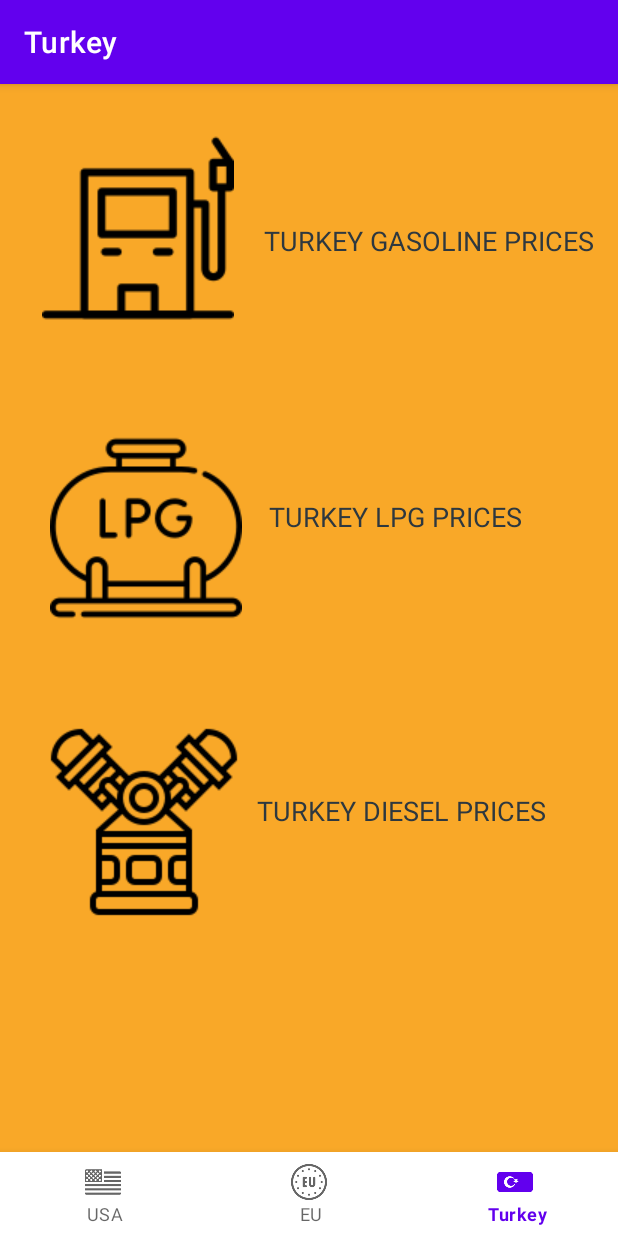
After one commit to ozancanguz/World-Gas-Prices, an Android app: the TrHomeFragment screen opened through its navigation route, on a phone screen of 412 x 824 dp. The commit adds this screen. Run offline under Robolectric (Android 15) with nearby library versions, the phone set to English and light mode, and no system bars; our stand-ins replace Dagger/Hilt's generated code, navigation-ui; network calls fail; 1 statement that could not run was skipped.

Commit message:
-tr home screen added and designed

```diff
--- a/app/src/main/java/com/ozancanguz/worldgasprices/ui/MainActivity.kt
+++ b/app/src/main/java/com/ozancanguz/worldgasprices/ui/MainActivity.kt
@@ -24,7 +24,8 @@ class MainActivity : AppCompatActivity() {
         val appBarConfiguration = AppBarConfiguration(
             setOf(
                 R.id.usaListFragment,
-                R.id.euListFragment
+                R.id.euListFragment,
+                R.id.trHomeFragment
 
             )
         )
--- /dev/null
+++ b/app/src/main/java/com/ozancanguz/worldgasprices/ui/tr/home/TrHomeFragment.kt
@@ -0,0 +1,34 @@
+package com.ozancanguz.worldgasprices.ui.tr.home
+
+import android.os.Bundle
+import androidx.fragment.app.Fragment
+import android.view.LayoutInflater
+import android.view.View
+import android.view.ViewGroup
+import com.ozancanguz.worldgasprices.R
+import com.ozancanguz.worldgasprices.databinding.FragmentTrHomeBinding
+
+
+class TrHomeFragment : Fragment() {
+
+       private var _binding: FragmentTrHomeBinding? = null
+
+    private val binding get() = _binding!!
+
+
+
+
+    override fun onCreateView(
+        inflater: LayoutInflater, container: ViewGroup?,
+        savedInstanceState: Bundle?
+    ): View? {
+
+         _binding = FragmentTrHomeBinding.inflate(inflater, container, false)
+        val view = binding.root
+
+
+        return view
+    }
+
+
+}
--- /dev/null
+++ b/app/src/main/res/layout/fragment_tr_home.xml
@@ -0,0 +1,117 @@
+<?xml version="1.0" encoding="utf-8"?>
+<androidx.constraintlayout.widget.ConstraintLayout xmlns:android="http://schemas.android.com/apk/res/android"
+    xmlns:app="http://schemas.android.com/apk/res-auto"
+    xmlns:tools="http://schemas.android.com/tools"
+    android:layout_width="match_parent"
+    android:layout_height="match_parent"
+    android:background="#F9A828"
+    tools:context=".ui.tr.home.TrHomeFragment">
+
+    <androidx.constraintlayout.widget.ConstraintLayout
+        android:id="@+id/trhomegasolinepart"
+        android:layout_width="0dp"
+        android:layout_height="177dp"
+        app:layout_constraintEnd_toEndOf="parent"
+        app:layout_constraintStart_toStartOf="parent"
+        app:layout_constraintTop_toTopOf="parent">
+
+        <ImageView
+            android:id="@+id/trhomegasolineiv"
+            android:layout_width="wrap_content"
+            android:layout_height="wrap_content"
+            android:layout_gravity="center_vertical"
+            android:layout_marginStart="12dp"
+            android:layout_marginTop="32dp"
+            android:layout_marginEnd="4dp"
+            android:src="@drawable/trgasoline"
+            app:layout_constraintEnd_toStartOf="@+id/trhomegasolinenav"
+            app:layout_constraintStart_toStartOf="parent"
+            app:layout_constraintTop_toTopOf="parent" />
+
+        <TextView
+            android:id="@+id/trhomegasolinenav"
+            android:layout_width="wrap_content"
+            android:layout_height="wrap_content"
+            android:layout_marginTop="92dp"
+            android:layout_marginEnd="16dp"
+            android:text="TURKEY GASOLINE PRICES"
+            android:textSize="18sp"
+            android:textColor="#2E383F"
+            app:layout_constraintEnd_toEndOf="parent"
+            app:layout_constraintTop_toTopOf="parent" />
+
+    </androidx.constraintlayout.widget.ConstraintLayout>
+
+    <androidx.constraintlayout.widget.ConstraintLayout
+        android:id="@+id/trhomedieselpart"
+        android:layout_width="0dp"
+        android:layout_height="177dp"
+        android:layout_marginTop="396dp"
+        app:layout_constraintEnd_toEndOf="parent"
+        app:layout_constraintHorizontal_bias="0.0"
+        app:layout_constraintStart_toStartOf="parent"
+        app:layout_constraintTop_toTopOf="parent">
+
+        <ImageView
+            android:id="@+id/trhomedieseliv"
+            android:layout_width="wrap_content"
+            android:layout_height="wrap_content"
+            android:layout_gravity="center_vertical"
+            android:layout_marginStart="32dp"
+            android:layout_marginTop="32dp"
+            android:src="@drawable/dieselhome"
+            app:layout_constraintStart_toStartOf="parent"
+            app:layout_constraintTop_toTopOf="parent" />
+
+        <TextView
+            android:id="@+id/trhomedieseltv"
+            android:layout_width="wrap_content"
+            android:layout_height="wrap_content"
+            android:layout_marginTop="76dp"
+            android:layout_marginEnd="48dp"
+            android:text="TURKEY DIESEL PRICES"
+            android:textSize="18sp"
+            android:textColor="#2E383F"
+            app:layout_constraintEnd_toEndOf="parent"
+            app:layout_constraintTop_toTopOf="parent" />
+
+    </androidx.constraintlayout.widget.ConstraintLayout>
+
+    <androidx.constraintlayout.widget.ConstraintLayout
+        android:id="@+id/trhomelpgpart"
+        android:layout_width="0dp"
+        android:layout_height="177dp"
+        android:layout_marginTop="200dp"
+        app:layout_constraintEnd_toEndOf="parent"
+        app:layout_constraintHorizontal_bias="0.0"
+        app:layout_constraintStart_toStartOf="parent"
+        app:layout_constraintTop_toTopOf="parent">
+
+        <TextView
+            android:id="@+id/trhomegasolinenav2"
+            android:layout_width="wrap_content"
+            android:layout_height="wrap_content"
+            android:layout_marginTop="76dp"
+            android:layout_marginEnd="64dp"
+            android:text="TURKEY LPG PRICES"
+            android:textSize="18sp"
+            android:textColor="#2E383F"
+            app:layout_constraintEnd_toEndOf="parent"
+            app:layout_constraintTop_toTopOf="parent" />
+
+        <ImageView
+            android:id="@+id/trhomelpgiv"
+            android:layout_width="wrap_content"
+            android:layout_height="wrap_content"
+            android:layout_gravity="center_vertical"
+            android:layout_marginTop="32dp"
+            android:src="@drawable/lpghome"
+            app:layout_constraintEnd_toStartOf="@+id/trhomegasolinenav2"
+            app:layout_constraintHorizontal_bias="0.653"
+            app:layout_constraintStart_toStartOf="parent"
+            app:layout_constraintTop_toTopOf="parent" />
+
+    </androidx.constraintlayout.widget.ConstraintLayout>
+
+
+</androidx.constraintlayout.widget.ConstraintLayout>
--- a/app/src/main/res/menu/bottom_navigation_menu.xml
+++ b/app/src/main/res/menu/bottom_navigation_menu.xml
@@ -9,5 +9,10 @@
         android:title=" EU"
         android:icon="@drawable/eu1"></item>
 
+    <item android:id="@+id/trHomeFragment"
+        android:title=" Turkey"
+        android:icon="@drawable/trhome2"></item>
+
+
 
 </menu>
--- a/app/src/main/res/navigation/nav.xml
+++ b/app/src/main/res/navigation/nav.xml
@@ -36,4 +36,9 @@
         android:name="com.ozancanguz.worldgasprices.ui.eu.details.EuDetailsFragment"
         android:label="fragment_eu_details"
         tools:layout="@layout/fragment_eu_details" />
+    <fragment
+        android:id="@+id/trHomeFragment"
+        android:name="com.ozancanguz.worldgasprices.ui.tr.home.TrHomeFragment"
+        android:label="Turkey"
+        tools:layout="@layout/fragment_tr_home" />
 </navigation>
```
Also changed, not shown: app/src/main/res/drawable-v24/dieselhome.png (added), app/src/main/res/drawable-v24/lpghome.png (added), app/src/main/res/drawable-v24/trgasoline.png (added), app/src/main/res/drawable-v24/trhome.png (added), app/src/main/res/drawable-v24/trhome2.png (added).
